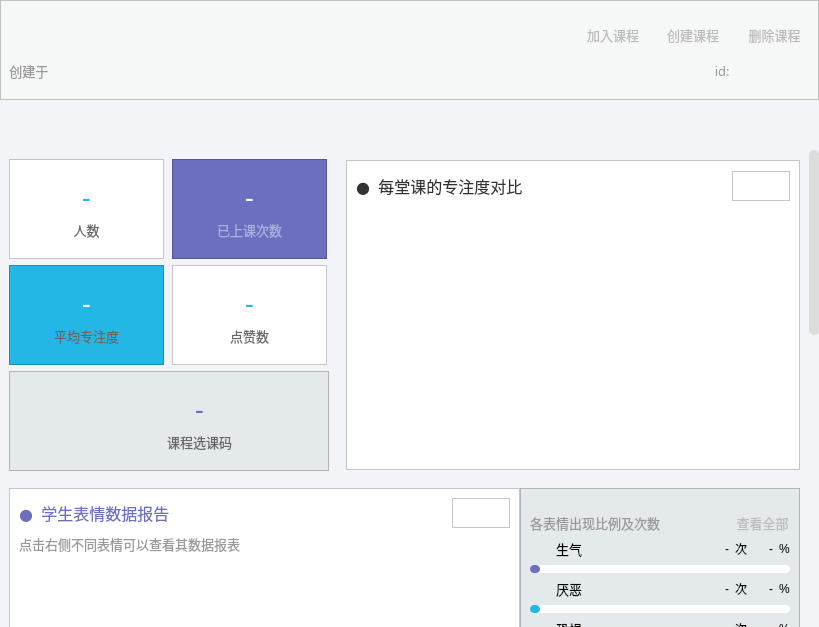
The window that Status/Resources/ui/teacher_course_widget.ui (StatusOnIineEducationDev/status-desktop) describes before a commit, drawn with Qt 5.
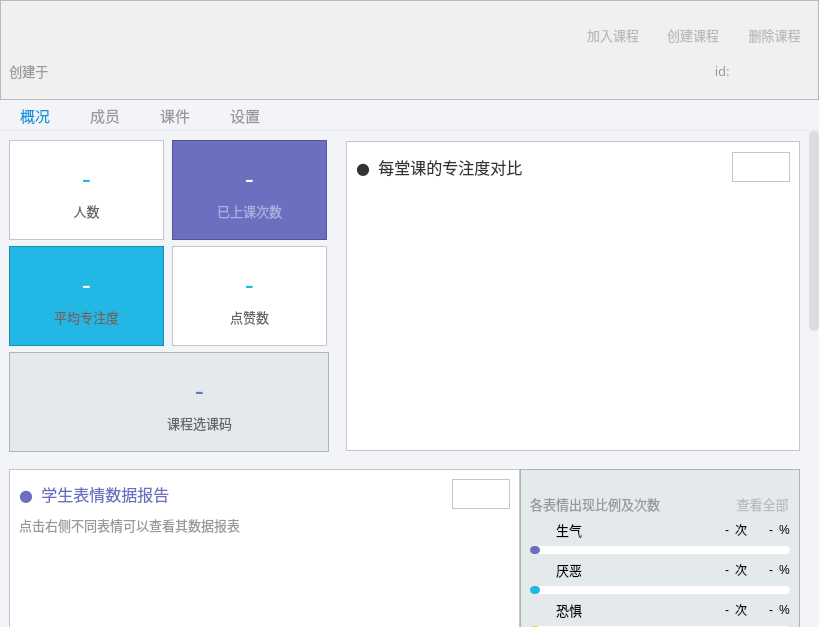
The same window after the commit. Icons and pictures are not drawn. Custom widgets are drawn as their Qt base class.

What changed in the file:
```diff
--- a/Status/Resources/ui/teacher_course_widget.ui
+++ b/Status/Resources/ui/teacher_course_widget.ui
@@ -56,7 +56,7 @@
      </property>
      <property name="styleSheet">
       <string notr="true">QFrame {
-	background-color: #F6F8F7;
+	background-color: #f0f0f0;
 	border-bottom: 1px solid #E8ECEC;
 }</string>
      </property>
@@ -256,7 +256,7 @@
          <string notr="true">QComboBox {
 	color: #333333;
 	border: none;
-	background-color: #F6F8F7;
+	background-color: #f0f0f0;
 }
 
 QComboBox::down-arrow {
@@ -435,25 +435,40 @@
        <height>16777215</height>
       </size>
      </property>
+     <property name="font">
+      <font>
+       <family>微软雅黑</family>
+       <pointsize>11</pointsize>
+      </font>
+     </property>
      <property name="styleSheet">
       <string notr="true">QTabBar::tab {
-	margin: 10px 20px 10px 20px;
-	width: 30px;
+	padding-top: 0px;
+	color: #999999;
+	border: none;
 	height: 30px;
-	border: none;
+	width: 70px;
 	background: none;
 }
 
 QTabWidget {
-	background: #F3F4F8;
+	background: #ffffff;
 }
 
-QTabWidget::pane {
-	border: none;
+QTabBar::tab:hover {
+	background-color: #E6E6E6;
 }
 
-QTabWidget::tab-bar {
-	alignment:center;
+QTabBar::tab:selected {
+	color: #1296db;
+}
+
+QTabWidget#tabWidget::pane {
+	border-top: 1px solid #E8ECEC;
+}
+
+QTabWidget#tabWidget::tab-bar {
+	alignment:left;
 }</string>
      </property>
      <property name="currentIndex">
@@ -478,14 +493,8 @@
       <property name="styleSheet">
        <string notr="true"/>
       </property>
-      <attribute name="icon">
-       <iconset>
-        <activeoff>:/button/Resources/material/button/statistic.png</activeoff>
-        <activeon>:/button/Resources/material/button/statistic_checked.png</activeon>
-       </iconset>
-      </attribute>
       <attribute name="title">
-       <string/>
+       <string>概况</string>
       </attribute>
       <layout class="QGridLayout" name="gridLayout_22">
        <property name="leftMargin">
@@ -3348,14 +3357,8 @@
       <property name="styleSheet">
        <string notr="true"/>
       </property>
-      <attribute name="icon">
-       <iconset>
-        <activeoff>:/button/Resources/material/button/member.png</activeoff>
-        <activeon>:/button/Resources/material/button/member_checked.png</activeon>
-       </iconset>
-      </attribute>
       <attribute name="title">
-       <string/>
+       <string>成员</string>
       </attribute>
       <layout class="QGridLayout" name="gridLayout_16">
        <property name="leftMargin">
@@ -5058,6 +5061,16 @@
        </item>
       </layout>
      </widget>
+     <widget class="QWidget" name="tab">
+      <attribute name="title">
+       <string>课件</string>
+      </attribute>
+     </widget>
+     <widget class="QWidget" name="tab_2">
+      <attribute name="title">
+       <string>设置</string>
+      </attribute>
+     </widget>
     </widget>
    </item>
   </layout>
```
